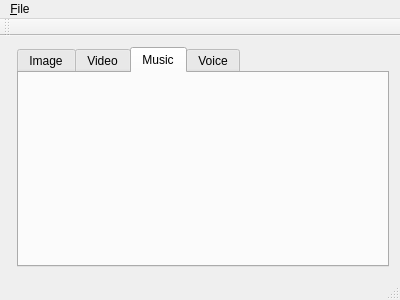
First picture: the form in mainwindow.ui, repository Risca/dgate_resource_manager, before the edit.
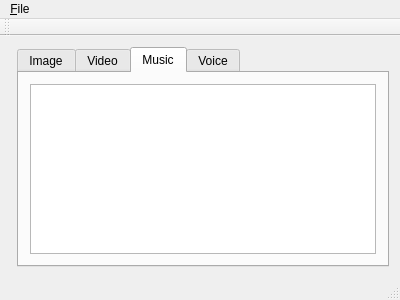
Second picture: the form after the edit. The open tabs and pages were chosen to show the change. Custom widgets are drawn as their Qt base class.

Commit message: Add model::Music

```diff
--- a/mainwindow.ui
+++ b/mainwindow.ui
@@ -42,6 +42,11 @@
        <attribute name="title">
         <string>Music</string>
        </attribute>
+       <layout class="QVBoxLayout" name="verticalLayout_2">
+        <item>
+         <widget class="QListView" name="musicListView"/>
+        </item>
+       </layout>
       </widget>
       <widget class="QWidget" name="voice">
        <attribute name="title">
```
Left out of the diff: 2 changed lines with no effect on the pictures. The commit also changes 5 other files.
